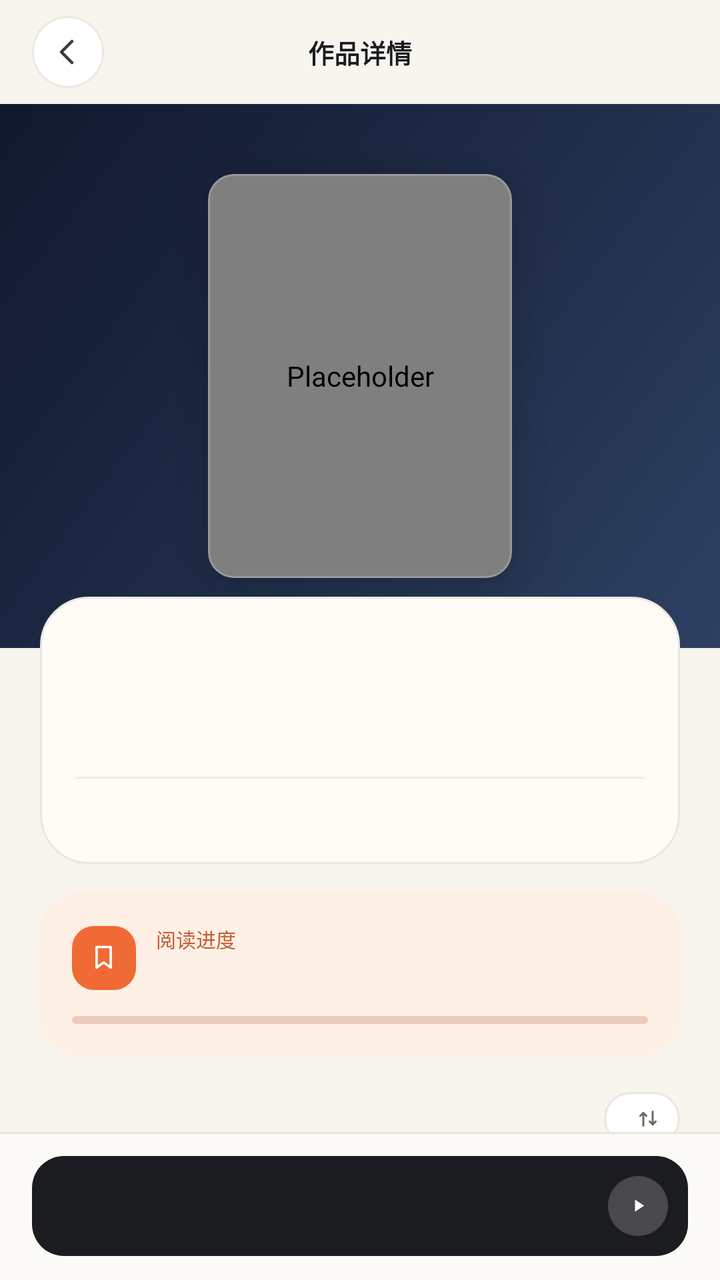
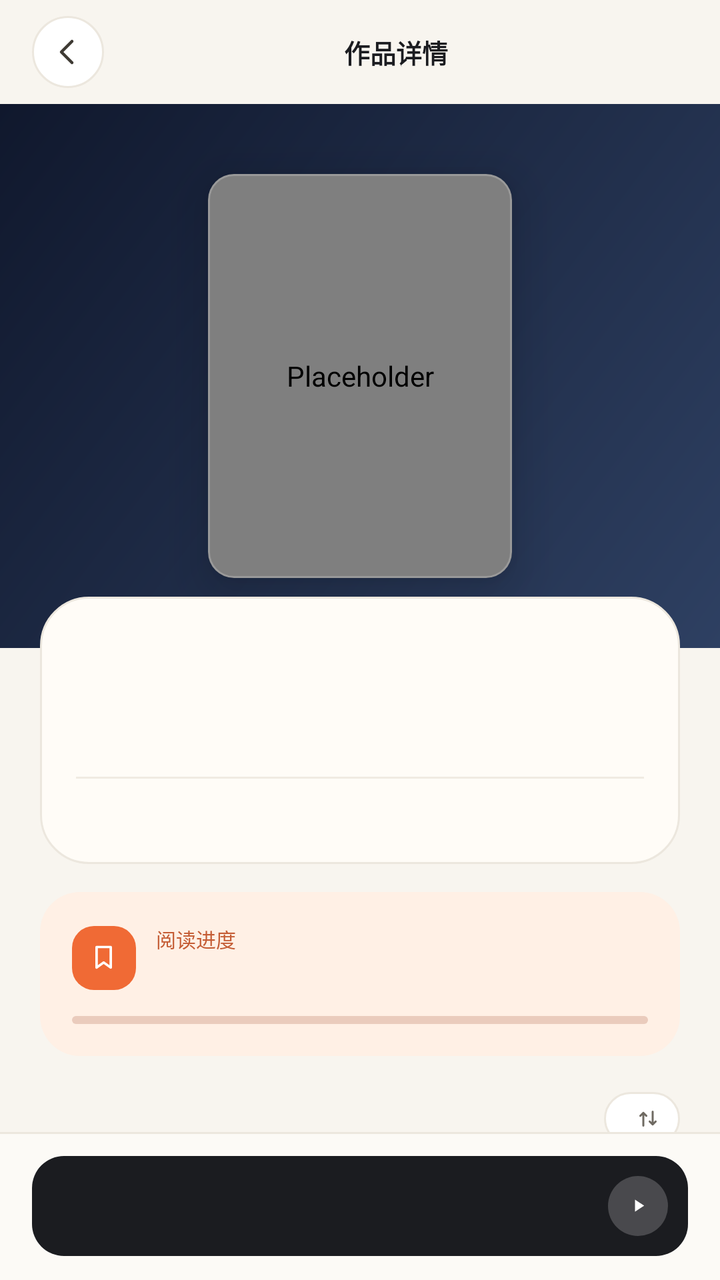

Two renders of the same Android screen: before a commit and after it. Below are the layout's source before the change and the commit's diff.
<!-- AndroidManifest.xml: application theme Theme.NasComic -->
<!-- res/layout/activity_detail.xml -->
<?xml version="1.0" encoding="utf-8"?>
<LinearLayout xmlns:android="http://schemas.android.com/apk/res/android"
    xmlns:app="http://schemas.android.com/apk/res-auto"
    android:layout_width="match_parent"
    android:layout_height="match_parent"
    android:background="@color/shell_background"
    android:orientation="vertical">

    
    <LinearLayout
        android:layout_width="match_parent"
        android:layout_height="52dp"
        android:gravity="center_vertical"
        android:orientation="horizontal"
        android:paddingStart="16dp"
        android:paddingEnd="16dp">

        <ImageView
            android:id="@+id/back"
            android:layout_width="36dp"
            android:layout_height="36dp"
            android:background="@drawable/bg_circle_white"
            android:contentDescription="@string/action_back"
            android:padding="8dp"
            android:src="@drawable/ic_back_arrow" />

        <TextView
            android:layout_width="0dp"
            android:layout_height="wrap_content"
            android:layout_weight="1"
            android:gravity="center"
            android:text="@string/detail_title"
            android:textColor="@color/shell_ink"
            android:textSize="13sp"
            android:textStyle="bold" />

        <View
            android:layout_width="36dp"
            android:layout_height="36dp" />
    </LinearLayout>

    <ScrollView
        android:layout_width="match_parent"
        android:layout_height="0dp"
        android:layout_weight="1"
        android:clipToPadding="false"
        android:fillViewport="true"
        android:scrollbars="none">

        <LinearLayout
            android:layout_width="match_parent"
            android:layout_height="wrap_content"
            android:orientation="vertical"
            android:paddingBottom="20dp">

            
            <FrameLayout
                android:id="@+id/hero"
                android:layout_width="match_parent"
                android:layout_height="272dp"
                android:background="@drawable/bg_night_hero">

                <com.google.android.material.card.MaterialCardView
                    android:id="@+id/cover_card"
                    android:layout_width="152dp"
                    android:layout_height="202dp"
                    android:layout_gravity="center"
                    app:cardBackgroundColor="@color/night_surface"
                    app:cardCornerRadius="13dp"
                    app:cardElevation="14dp"
                    app:strokeColor="#33FFFFFF"
                    app:strokeWidth="1dp">

                    <com.nascomic.reader.ui.widget.AspectImageView
                        android:id="@+id/cover"
                        android:layout_width="match_parent"
                        android:layout_height="match_parent"
                        android:contentDescription="@null"
                        android:scaleType="centerCrop" />
                </com.google.android.material.card.MaterialCardView>
            </FrameLayout>

            
            <LinearLayout
                android:layout_width="match_parent"
                android:layout_height="wrap_content"
                android:layout_marginStart="@dimen/page_margin"
                android:layout_marginTop="-26dp"
                android:layout_marginEnd="@dimen/page_margin"
                android:background="@drawable/bg_card_soft"
                android:orientation="vertical"
                android:paddingStart="18dp"
                android:paddingTop="18dp"
                android:paddingEnd="18dp"
                android:paddingBottom="16dp">

                <TextView
                    android:id="@+id/title"
                    android:layout_width="match_parent"
                    android:layout_height="wrap_content"
                    android:fontFamily="serif"
                    android:letterSpacing="0.02"
                    android:lineSpacingExtra="3dp"
                    android:textColor="@color/shell_ink"
                    android:textSize="26sp"
                    android:textStyle="bold" />

                <TextView
                    android:id="@+id/meta"
                    android:layout_width="match_parent"
                    android:layout_height="wrap_content"
                    android:layout_marginTop="8dp"
                    android:textColor="@color/shell_ink_muted"
                    android:textSize="11sp" />

                <View
                    android:layout_width="match_parent"
                    android:layout_height="1dp"
                    android:layout_marginTop="14dp"
                    android:background="@color/shell_divider" />

                <TextView
                    android:id="@+id/source_line"
                    android:layout_width="match_parent"
                    android:layout_height="wrap_content"
                    android:layout_marginTop="12dp"
                    android:ellipsize="end"
                    android:maxLines="1"
                    android:textColor="@color/shell_ink_muted"
                    android:textSize="11sp" />
            </LinearLayout>

            
            <LinearLayout
                android:layout_width="match_parent"
                android:layout_height="wrap_content"
                android:layout_marginStart="@dimen/page_margin"
                android:layout_marginTop="14dp"
                android:layout_marginEnd="@dimen/page_margin"
                android:background="@drawable/bg_accent_tint_card"
                android:orientation="vertical"
                android:padding="16dp">

                <LinearLayout
                    android:layout_width="match_parent"
                    android:layout_height="wrap_content"
                    android:baselineAligned="false"
                    android:gravity="center_vertical"
                    android:orientation="horizontal">

                    <LinearLayout
                        android:layout_width="32dp"
                        android:layout_height="32dp"
                        android:background="@drawable/bg_icon_tile_accent"
                        android:gravity="center">

                        <ImageView
                            android:layout_width="17dp"
                            android:layout_height="17dp"
                            android:contentDescription="@null"
                            android:src="@drawable/ic_bookmark"
                            app:tint="@android:color/white" />
                    </LinearLayout>

                    <LinearLayout
                        android:layout_width="0dp"
                        android:layout_height="wrap_content"
                        android:layout_marginStart="10dp"
                        android:layout_weight="1"
                        android:orientation="vertical">

                        <TextView
                            android:layout_width="wrap_content"
                            android:layout_height="wrap_content"
                            android:text="@string/detail_progress_label"
                            android:textColor="@color/brand_accent_deep"
                            android:textSize="10sp" />

                        <TextView
                            android:id="@+id/read_info"
                            android:layout_width="match_parent"
                            android:layout_height="wrap_content"
                            android:layout_marginTop="3dp"
                            android:ellipsize="end"
                            android:maxLines="1"
                            android:textColor="#FF492B20"
                            android:textSize="12sp"
                            android:textStyle="bold" />
                    </LinearLayout>

                    <TextView
                        android:id="@+id/percent"
                        android:layout_width="wrap_content"
                        android:layout_height="wrap_content"
                        android:textColor="@color/brand_accent_deep"
                        android:textSize="18sp"
                        android:textStyle="bold" />
                </LinearLayout>

                <ProgressBar
                    android:id="@+id/progress_bar"
                    style="?android:attr/progressBarStyleHorizontal"
                    android:layout_width="match_parent"
                    android:layout_height="4dp"
                    android:layout_marginTop="12dp"
                    android:max="100"
                    android:progressDrawable="@drawable/progress_accent" />
            </LinearLayout>

            
            <LinearLayout
                android:layout_width="match_parent"
                android:layout_height="wrap_content"
                android:layout_marginStart="@dimen/page_margin"
                android:layout_marginTop="18dp"
                android:layout_marginEnd="@dimen/page_margin"
                android:baselineAligned="false"
                android:gravity="center_vertical"
                android:orientation="horizontal">

                <TextView
                    android:id="@+id/toc_header"
                    android:layout_width="wrap_content"
                    android:layout_height="wrap_content"
                    android:fontFamily="serif"
                    android:textColor="@color/shell_ink"
                    android:textSize="17sp"
                    android:textStyle="bold" />

                <TextView
                    android:id="@+id/toc_count"
                    android:layout_width="0dp"
                    android:layout_height="wrap_content"
                    android:layout_marginStart="8dp"
                    android:layout_weight="1"
                    android:textColor="@color/shell_ink_faint"
                    android:textSize="10sp" />

                
                <LinearLayout
                    android:id="@+id/toc_order"
                    android:layout_width="wrap_content"
                    android:layout_height="wrap_content"
                    android:background="@drawable/bg_pill_outline"
                    android:gravity="center_vertical"
                    android:orientation="horizontal"
                    android:paddingStart="11dp"
                    android:paddingTop="6dp"
                    android:paddingEnd="9dp"
                    android:paddingBottom="6dp">

                    <TextView
                        android:id="@+id/toc_order_label"
                        android:layout_width="wrap_content"
                        android:layout_height="wrap_content"
                        android:textColor="@color/shell_ink"
                        android:textSize="11sp" />

                    <ImageView
                        android:id="@+id/toc_order_icon"
                        android:layout_width="14dp"
                        android:layout_height="14dp"
                        android:layout_marginStart="4dp"
                        android:contentDescription="@null"
                        android:src="@drawable/ic_sort" />
                </LinearLayout>
            </LinearLayout>

            <TextView
                android:id="@+id/toc_hint"
                android:layout_width="match_parent"
                android:layout_height="wrap_content"
                android:layout_marginStart="@dimen/page_margin"
                android:layout_marginTop="10dp"
                android:layout_marginEnd="@dimen/page_margin"
                android:textColor="@color/shell_ink_muted"
                android:textSize="12sp" />

            <LinearLayout
                android:id="@+id/toc_list"
                android:layout_width="match_parent"
                android:layout_height="wrap_content"
                android:layout_marginStart="@dimen/page_margin"
                android:layout_marginTop="8dp"
                android:layout_marginEnd="@dimen/page_margin"
                android:orientation="vertical" />

            <TextView
                android:id="@+id/bm_header"
                android:layout_width="wrap_content"
                android:layout_height="wrap_content"
                android:layout_marginStart="@dimen/page_margin"
                android:layout_marginTop="22dp"
                android:fontFamily="serif"
                android:text="@string/detail_bookmarks"
                android:textColor="@color/shell_ink"
                android:textSize="17sp"
                android:textStyle="bold"
                android:visibility="gone" />

            <LinearLayout
                android:id="@+id/bm_list"
                android:layout_width="match_parent"
                android:layout_height="wrap_content"
                android:layout_marginStart="@dimen/page_margin"
                android:layout_marginTop="6dp"
                android:layout_marginEnd="@dimen/page_margin"
                android:orientation="vertical" />

        </LinearLayout>
    </ScrollView>

    
    <FrameLayout
        android:layout_width="match_parent"
        android:layout_height="wrap_content"
        android:background="@drawable/bg_bottom_bar"
        android:paddingStart="16dp"
        android:paddingTop="12dp"
        android:paddingEnd="16dp"
        android:paddingBottom="12dp">

        <FrameLayout
            android:layout_width="match_parent"
            android:layout_height="50dp"
            android:background="@drawable/bg_primary">
            
            <TextView
                android:id="@+id/primary"
                android:layout_width="match_parent"
                android:layout_height="match_parent"
                android:ellipsize="end"
                android:gravity="center_vertical"
                android:maxLines="1"
                android:paddingStart="20dp"
                android:paddingEnd="48dp"
                android:textColor="#FFFFFFFF"
                android:textSize="14sp"
                android:textStyle="bold" />

            <FrameLayout
                android:layout_width="30dp"
                android:layout_height="30dp"
                android:layout_gravity="end|center_vertical"
                android:layout_marginEnd="10dp"
                android:background="@drawable/bg_play_circle">

                <ImageView
                    android:layout_width="13dp"
                    android:layout_height="13dp"
                    android:layout_gravity="center"
                    android:contentDescription="@null"
                    android:src="@drawable/ic_play" />
            </FrameLayout>
        </FrameLayout>
    </FrameLayout>

</LinearLayout>
<!-- resources referenced by this layout -->
<resources>
  <color name="brand_accent_deep">#C45C34</color>
  <color name="night_surface">#1A2338</color>
  <color name="shell_background">#F8F5EF</color>
  <color name="shell_divider">#F0EBE2</color>
  <color name="shell_ink">#1B1C20</color>
  <color name="shell_ink_faint">#9A958B</color>
  <color name="shell_ink_muted">#6F6A62</color>
  <dimen name="page_margin">20dp</dimen>
  <!-- drawable bg_accent_tint_card (drawable) -->
  <?xml version="1.0" encoding="utf-8"?>
  <shape xmlns:android="http://schemas.android.com/apk/res/android" android:shape="rectangle">
      <solid android:color="@color/brand_accent_tint" />
      <corners android:radius="20dp" />
  </shape>
  <!-- drawable bg_card_soft (drawable) -->
  <?xml version="1.0" encoding="utf-8"?>
  <shape xmlns:android="http://schemas.android.com/apk/res/android" android:shape="rectangle">
      <solid android:color="#FFFFFCF7" />
      <corners android:radius="24dp" />
      <stroke android:width="1dp" android:color="@color/shell_stroke" />
  </shape>
  <!-- drawable bg_icon_tile_accent (drawable) -->
  <?xml version="1.0" encoding="utf-8"?>
  <shape xmlns:android="http://schemas.android.com/apk/res/android" android:shape="rectangle">
      <solid android:color="@color/brand_accent" />
      <corners android:radius="11dp" />
  </shape>
  <!-- drawable bg_night_hero (drawable) -->
  <?xml version="1.0" encoding="utf-8"?>
  <shape xmlns:android="http://schemas.android.com/apk/res/android" android:shape="rectangle">
      <gradient
          android:angle="315"
          android:endColor="@color/night_surface_soft"
          android:startColor="@color/night_surface_deep"
          android:type="linear" />
  </shape>
  <!-- drawable bg_play_circle (drawable) -->
  <?xml version="1.0" encoding="utf-8"?>
  <ripple xmlns:android="http://schemas.android.com/apk/res/android"
      android:color="#33FFFFFF">
      <item>
          <shape android:shape="oval">
              <solid android:color="#33FFFFFF" />
          </shape>
      </item>
  </ripple>
  <string name="action_back">返回</string>
  <string name="detail_bookmarks">书签</string>
  <string name="detail_progress_label">阅读进度</string>
  <string name="detail_title">作品详情</string>
  <color name="brand_accent_tint">#FFF0E5</color>
  <color name="shell_surface_soft">#FCFAF6</color>
  <color name="shell_stroke">#ECE7DE</color>
  <color name="shell_surface">#FFFFFF</color>
  <color name="brand_accent">#F06A35</color>
  <color name="night_surface_soft">#2E4062</color>
  <color name="night_surface_deep">#10182D</color>
  <dimen name="radius_button">16dp</dimen>
  <style name="Theme.NasComic.Dialog" parent="ThemeOverlay.MaterialComponents.Dialog.Alert">
          <item name="colorPrimary">@color/brand_accent</item>
          <item name="colorSurface">@color/shell_surface</item>
          <item name="colorOnSurface">@color/shell_ink</item>
          <item name="shapeAppearanceOverlay">@style/Shape.Dialog</item>
      </style>
  <style name="Shape.Dialog" parent="">
          <item name="cornerFamily">rounded</item>
          <item name="cornerSize">22dp</item>
      </style>
  <!-- unchanged entries left out for length: 10 -->
</resources>

<!-- the commit's change to res/layout/activity_detail.xml (unified diff, before → after) -->
@@ -34,9 +34,15 @@
             android:textSize="13sp"
             android:textStyle="bold" />
 
-        <View
+        <ImageView
+            android:id="@+id/more"
             android:layout_width="36dp"
-            android:layout_height="36dp" />
+            android:layout_height="36dp"
+            android:background="@drawable/bg_circle_white"
+            android:contentDescription="@string/detail_more"
+            android:padding="8dp"
+            android:src="@drawable/ic_more_line"
+            android:visibility="gone" />
     </LinearLayout>
 
     <ScrollView
<!-- resource entries referenced after the edit -->
@@ -46,8 +46,25 @@
           </shape>
       </item>
   </ripple>
+  <!-- drawable ic_more_line (drawable) -->
+  <vector xmlns:android="http://schemas.android.com/apk/res/android"
+      android:width="24dp"
+      android:height="24dp"
+      android:viewportWidth="24"
+      android:viewportHeight="24">
+      <path
+          android:fillColor="@color/shell_ink"
+          android:pathData="M6,12m-1.6,0a1.6,1.6 0,1 0,3.2 0a1.6,1.6 0,1 0,-3.2 0" />
+      <path
+          android:fillColor="@color/shell_ink"
+          android:pathData="M12,12m-1.6,0a1.6,1.6 0,1 0,3.2 0a1.6,1.6 0,1 0,-3.2 0" />
+      <path
+          android:fillColor="@color/shell_ink"
+          android:pathData="M18,12m-1.6,0a1.6,1.6 0,1 0,3.2 0a1.6,1.6 0,1 0,-3.2 0" />
+  </vector>
   <string name="action_back">返回</string>
   <string name="detail_bookmarks">书签</string>
+  <string name="detail_more">更多</string>
   <string name="detail_progress_label">阅读进度</string>
   <string name="detail_title">作品详情</string>
   <color name="brand_accent_tint">#FFF0E5</color>
